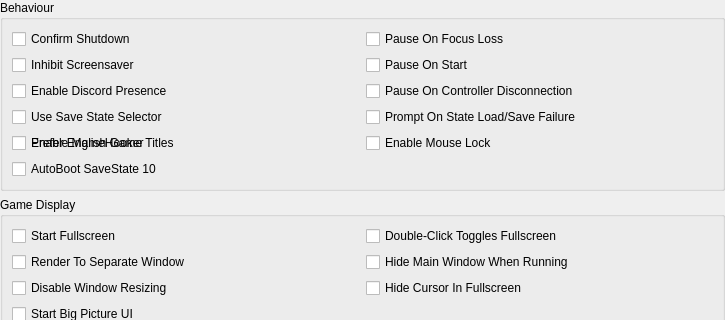
Above: pcsx2-qt/Settings/InterfaceSettingsWidget.ui from GonkDroid99/pcsx2-lightgun before the change; both pictures show x 0 to 725 and y 0 to 320 of the 725 by 637 pixel window. Below: the same form after it.
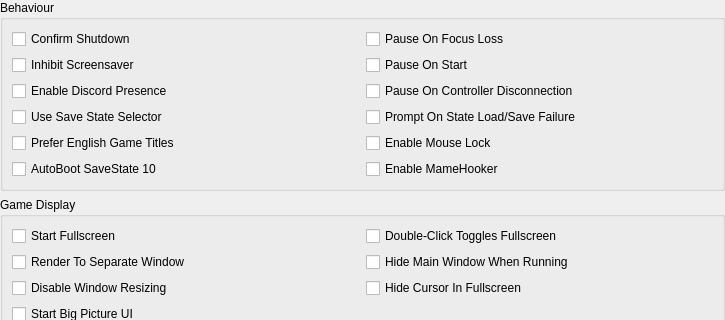
That is the form after the change. Icons and pictures are not drawn.

Commit message: Fix windows building. Accidentally put in linux code into win. Windows needs HANDLE intead of int. Added correct file to VCX Project filters

Diff of the .ui file:
```diff
--- a/pcsx2-qt/Settings/InterfaceSettingsWidget.ui
+++ b/pcsx2-qt/Settings/InterfaceSettingsWidget.ui
@@ -92,13 +92,6 @@
         </property>
        </widget>
       </item>
-      <item row="4" column="0">
-       <widget class="QCheckBox" name="enableMameHooker">
-        <property name="text">
-         <string>Enable MameHooker</string>
-        </property>
-       </widget>
-      </item>		 
       <item row="4" column="1">
        <widget class="QCheckBox" name="mouseLock">
         <property name="text">
@@ -113,6 +106,13 @@
         </property>
        </widget>
       </item>
+      <item row="5" column="1">
+       <widget class="QCheckBox" name="enableMameHooker">
+        <property name="text">
+         <string>Enable MameHooker</string>
+        </property>
+       </widget>
+      </item>
       <!-- // Not needed Sinden was never finished by nixxou 
       <item row="5" column="1">
        <widget class="QCheckBox" name="sindenRecoil">
```
